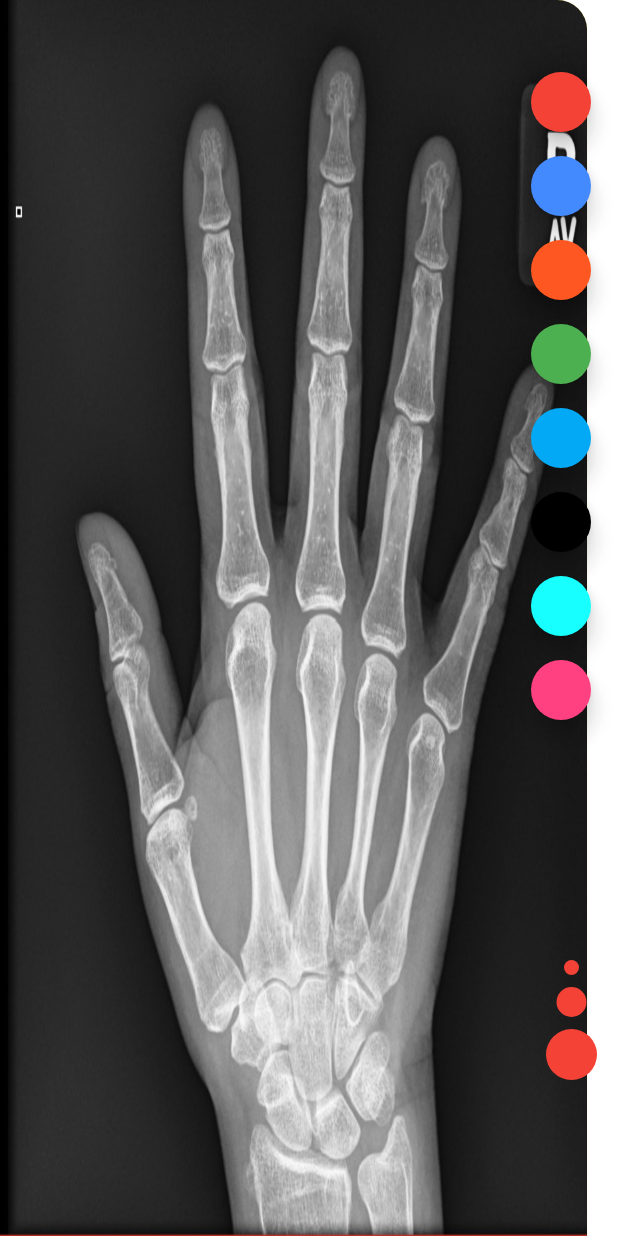
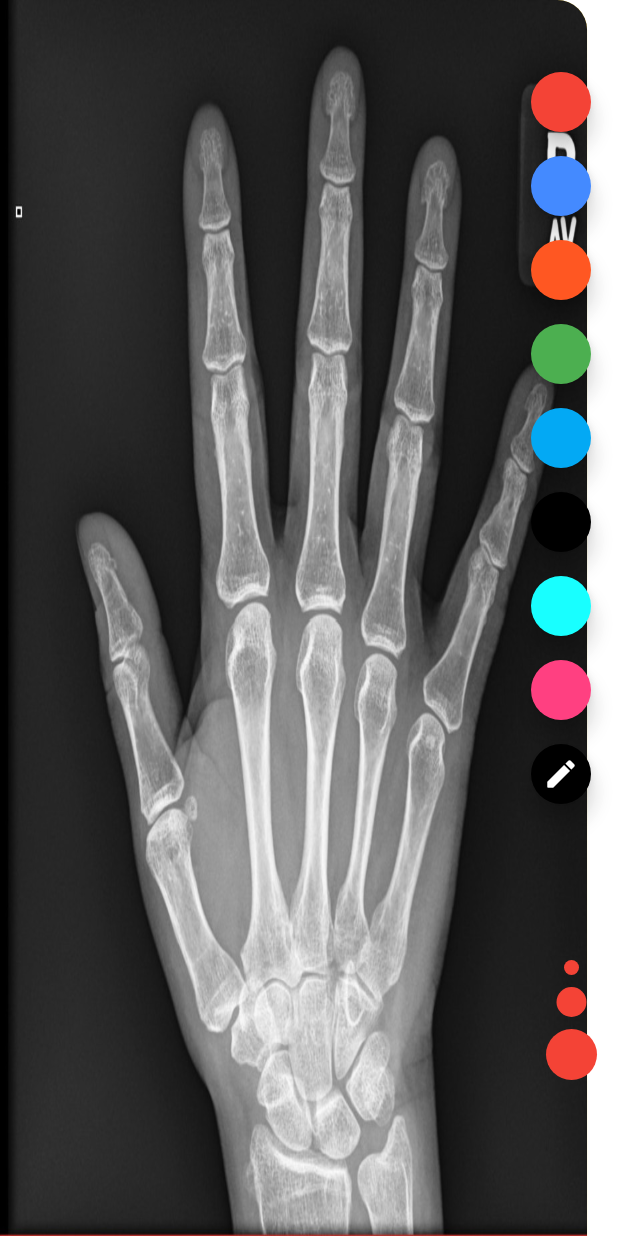
Before and after one commit to JosephSafouri/OXO-2123, a Flutter app: the DrawingPage screen opened directly, on a phone screen of 412 x 824 dp. Run offline on Flutter 3.47's test engine with Material 2 defaults, Android fonts, the phone set to English and light mode, and no system bars.

Commit message:
Added Line Drawing Button to Toolbar

```diff
--- a/flutter-app/flutter_drawing_app/starter/lib/drawing_page.dart
+++ b/flutter-app/flutter_drawing_app/starter/lib/drawing_page.dart
@@ -14,6 +14,7 @@ class _DrawingPageState extends State<DrawingPage> {
   GlobalKey _globalKey = new GlobalKey();
   List<DrawnLine> lines = <DrawnLine>[];
   DrawnLine line;
+  //img
   Color selectedColor = Colors.red;
   double selectedWidth = 5.0;
   bool strokeWidthIsClicked = false;
@@ -107,6 +108,8 @@ class _DrawingPageState extends State<DrawingPage> {
     // TODO
   }
 
+
+
   Widget buildStrokeToolbar() {
     return Positioned(
       bottom: 100.0,
@@ -148,11 +151,29 @@ class _DrawingPageState extends State<DrawingPage> {
         crossAxisAlignment: CrossAxisAlignment.center,
         mainAxisAlignment: MainAxisAlignment.start,
         children: [
-          for (Color color in toolbarColors) buildColorButton(color)
+          for (Color color in toolbarColors) buildColorButton(color),
+          buildLineButton()
         ],
       ),
     );
   }
+
+  Widget buildLineButton() {
+    return Padding(
+      padding: const EdgeInsets.all(4.0),
+      child: FloatingActionButton(
+        mini: true,
+        backgroundColor: Colors.black,
+        child: Icon(Icons.create_rounded),
+        // onPressed: () {
+        //   setState(() {
+        //     selectedColor = color;
+        //   });
+        // },
+      ),
+    );
+  }
+
 
   Widget buildColorButton(Color color) {
     return Padding(
```
Also changed, not shown: flutter-app/flutter_drawing_app/starter/images/line-drawing.png (added).
